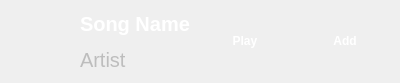
Before: the Qt Designer form ui/song_item.ui in RonneyJR/python-app, drawn with Qt 5.
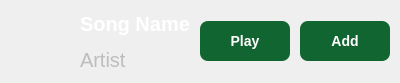
After: the same form once the commit is applied.

The edit to the form file:
```diff
--- a/ui/song_item.ui
+++ b/ui/song_item.ui
@@ -89,23 +89,23 @@
       </size>
      </property>
      <property name="styleSheet">
-      <string notr="true">/* QPushButton */
-QPushButton {
-    background-color: qlineargradient(
-        x1:0, y1:0, x2:0, y2:1,
-        stop:0 #1DB954, stop:1 #15883e
-    );
+      <string notr="true">QPushButton {
+    background-color: #116530;   /* xanh lá đậm giống Save Account */
     color: white;
+    border: none;
     border-radius: 8px;
-    padding: 6px 12px;
+    padding: 8px 20px;
+    font-size: 14px;
     font-weight: bold;
 }
+
 QPushButton:hover {
     background-color: qlineargradient(
         x1:0, y1:0, x2:0, y2:1,
         stop:0 #1ed760, stop:1 #1aa34a
     );
 }
+
 QPushButton:pressed {
     background-color: #0d5727;
 }</string>
@@ -124,23 +124,23 @@
       </size>
      </property>
      <property name="styleSheet">
-      <string notr="true">/* QPushButton */
-QPushButton {
-    background-color: qlineargradient(
-        x1:0, y1:0, x2:0, y2:1,
-        stop:0 #1DB954, stop:1 #15883e
-    );
+      <string notr="true">QPushButton {
+    background-color: #116530;   /* xanh lá đậm giống Save Account */
     color: white;
+    border: none;
     border-radius: 8px;
-    padding: 6px 12px;
+    padding: 8px 20px;
+    font-size: 14px;
     font-weight: bold;
 }
+
 QPushButton:hover {
     background-color: qlineargradient(
         x1:0, y1:0, x2:0, y2:1,
         stop:0 #1ed760, stop:1 #1aa34a
     );
 }
+
 QPushButton:pressed {
     background-color: #0d5727;
 }</string>
```
Left out of the diff: 14 changed lines with no effect on the pictures.
